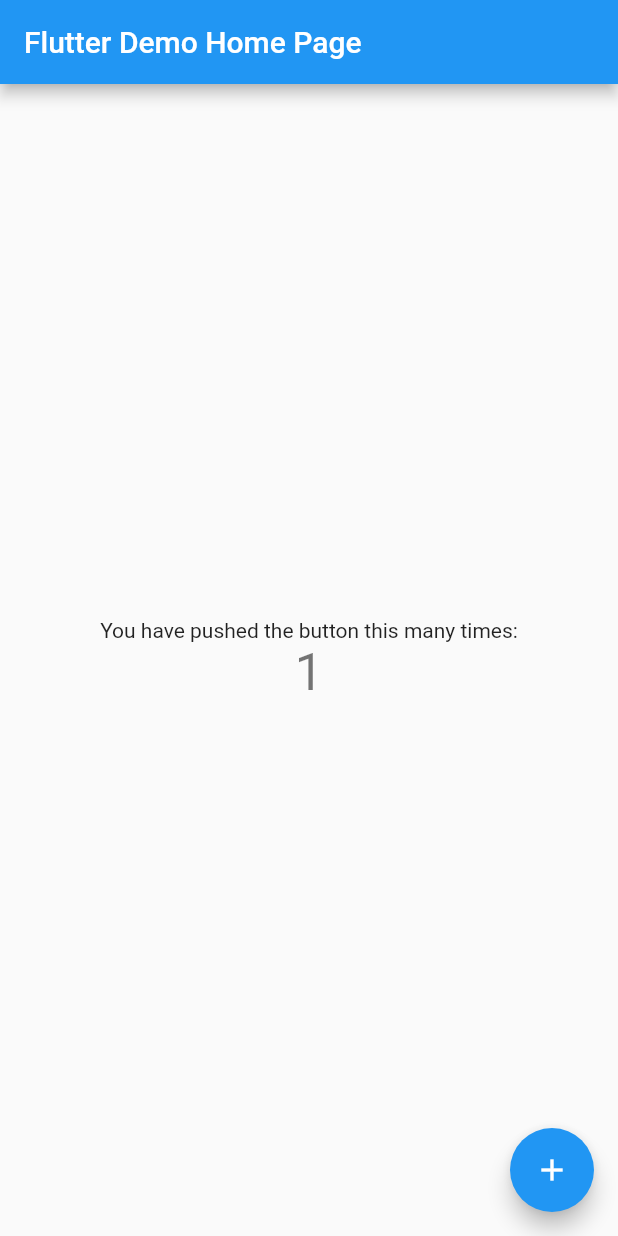
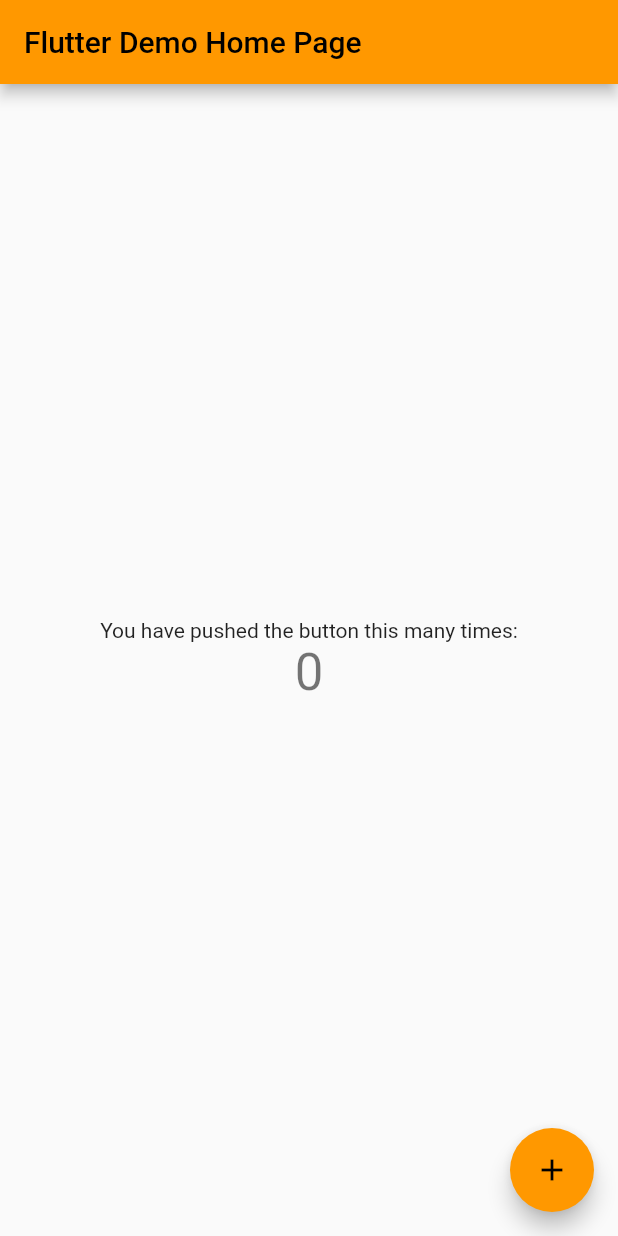
Before and after one commit to alejaromerom/flutter_application_1, a Flutter app: the screen it shows after launch, after a tap on the "add" icon, on a phone screen of 412 x 824 dp. Run offline on Flutter 3.47's test engine with Material 2 defaults, Android fonts, the phone set to English and light mode, and no system bars.

```diff
--- a/lib/main.dart
+++ b/lib/main.dart
@@ -7,7 +7,6 @@ void main() {
 class MyApp extends StatelessWidget {
   const MyApp({Key? key}) : super(key: key);
 
-
   //By Alejandra Romero
 
   // This widget is the root of your application.
@@ -16,16 +15,7 @@ class MyApp extends StatelessWidget {
     return MaterialApp(
       title: 'Flutter Demo',
       theme: ThemeData(
-        // This is the theme of your application.
-        //
-        // Try running your application with "flutter run". You'll see the
-        // application has a blue toolbar. Then, without quitting the app, try
-        // changing the primarySwatch below to Colors.green and then invoke
-        // "hot reload" (press "r" in the console where you ran "flutter run",
-        // or simply save your changes to "hot reload" in a Flutter IDE).
-        // Notice that the counter didn't reset back to zero; the application
-        // is not restarted.
-        primarySwatch: Colors.blue,
+        primarySwatch: Colors.orange,
       ),
       home: const MyHomePage(title: 'Flutter Demo Home Page'),
     );
@@ -34,15 +24,6 @@ class MyApp extends StatelessWidget {
 
 class MyHomePage extends StatefulWidget {
   const MyHomePage({Key? key, required this.title}) : super(key: key);
-
-  // This widget is the home page of your application. It is stateful, meaning
-  // that it has a State object (defined below) that contains fields that affect
-  // how it looks.
-
-  // This class is the configuration for the state. It holds the values (in this
-  // case the title) provided by the parent (in this case the App widget) and
-  // used by the build method of the State. Fields in a Widget subclass are
-  // always marked "final".
 
   final String title;
 
@@ -54,24 +35,11 @@ class _MyHomePageState extends State<MyHomePage> {
   int _counter = 0;
 
   void _incrementCounter() {
-    setState(() {
-      // This call to setState tells the Flutter framework that something has
-      // changed in this State, which causes it to rerun the build method below
-      // so that the display can reflect the updated values. If we changed
-      // _counter without calling setState(), then the build method would not be
-      // called again, and so nothing would appear to happen.
-      _counter++;
-    });
+    setState(() {});
   }
 
   @override
   Widget build(BuildContext context) {
-    // This method is rerun every time setState is called, for instance as done
-    // by the _incrementCounter method above.
-    //
-    // The Flutter framework has been optimized to make rerunning build methods
-    // fast, so that you can just rebuild anything that needs updating rather
-    // than having to individually change instances of widgets.
     return Scaffold(
       appBar: AppBar(
         // Here we take the value from the MyHomePage object that was created by
@@ -82,20 +50,6 @@ class _MyHomePageState extends State<MyHomePage> {
         // Center is a layout widget. It takes a single child and positions it
         // in the middle of the parent.
         child: Column(
-          // Column is also a layout widget. It takes a list of children and
-          // arranges them vertically. By default, it sizes itself to fit its
-          // children horizontally, and tries to be as tall as its parent.
-          //
-          // Invoke "debug painting" (press "p" in the console, choose the
-          // "Toggle Debug Paint" action from the Flutter Inspector in Android
-          // Studio, or the "Toggle Debug Paint" command in Visual Studio Code)
-          // to see the wireframe for each widget.
-          //
-          // Column has various properties to control how it sizes itself and
-          // how it positions its children. Here we use mainAxisAlignment to
-          // center the children vertically; the main axis here is the vertical
-          // axis because Columns are vertical (the cross axis would be
-          // horizontal).
           mainAxisAlignment: MainAxisAlignment.center,
           children: <Widget>[
             const Text(
```
